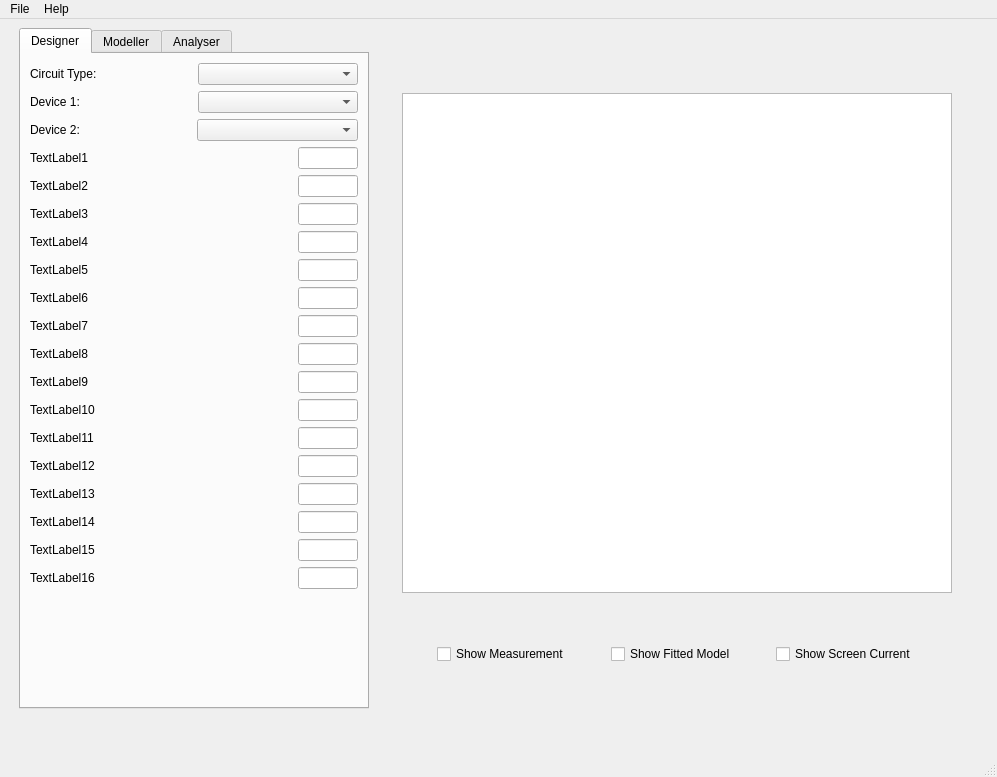
Before: the Qt Designer form valveworkbench.ui in Lizardboy2390/ValveWorkbench, drawn with Qt 5.
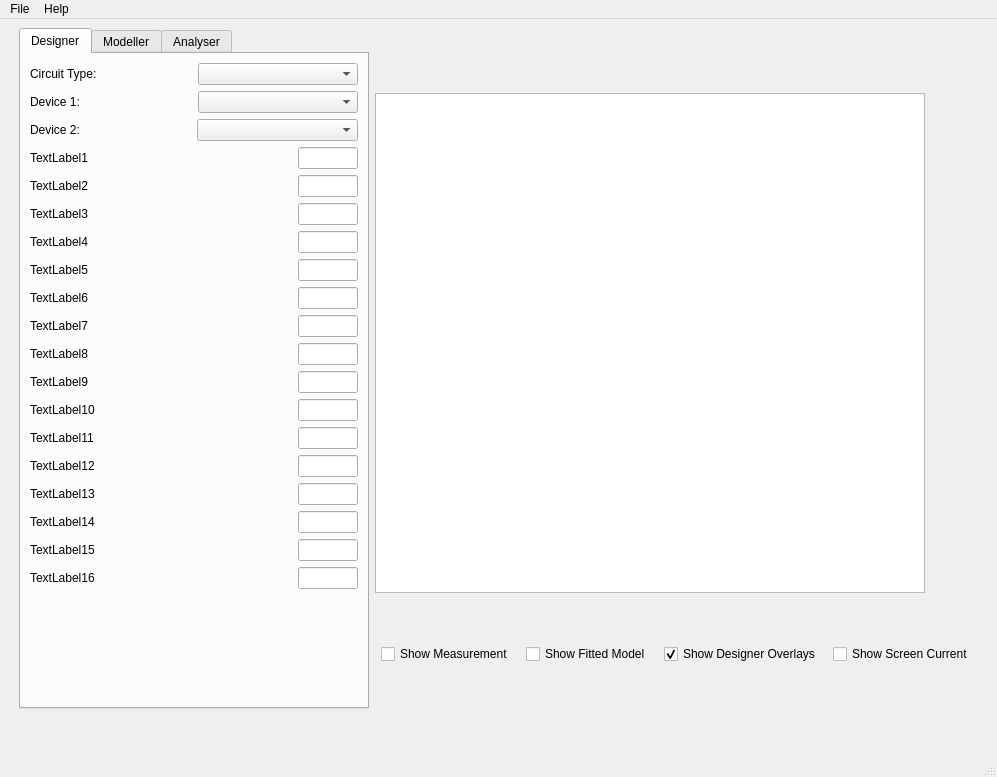
After: the same form once the commit is applied.

Commit message:
working designer tab
got triode modeling in designer plotting operating point and all load lines etc

The edit to the form file:
```diff
--- a/valveworkbench.ui
+++ b/valveworkbench.ui
@@ -1909,6 +1909,29 @@
            </property>
           </widget>
          </item>
+         <item>
+          <spacer name="horizontalSpacer_17">
+           <property name="orientation">
+            <enum>Qt::Horizontal</enum>
+           </property>
+           <property name="sizeHint" stdset="0">
+            <size>
+             <width>20</width>
+             <height>20</height>
+            </size>
+           </property>
+          </spacer>
+         </item>
+         <item>
+          <widget class="QCheckBox" name="designerCheck">
+           <property name="text">
+            <string>Show Designer Overlays</string>
+           </property>
+           <property name="checked">
+            <bool>true</bool>
+           </property>
+          </widget>
+         </item>
          <item>
           <spacer name="horizontalSpacer_15">
            <property name="orientation">
```
The commit also changes 19 other files.
